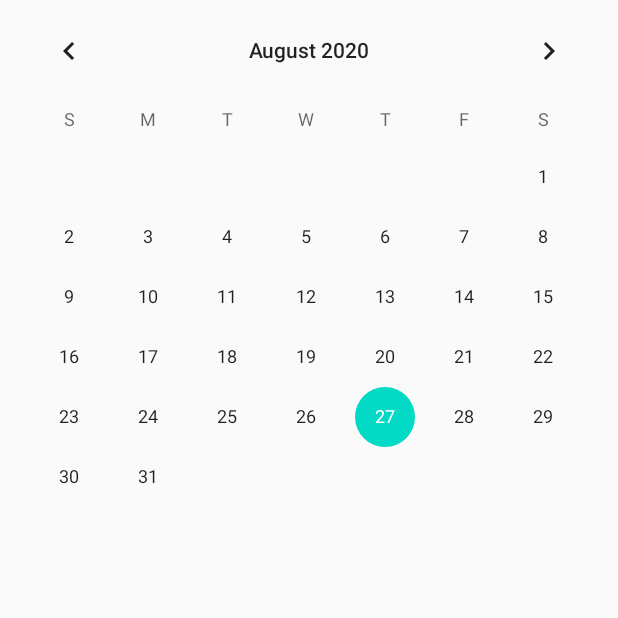
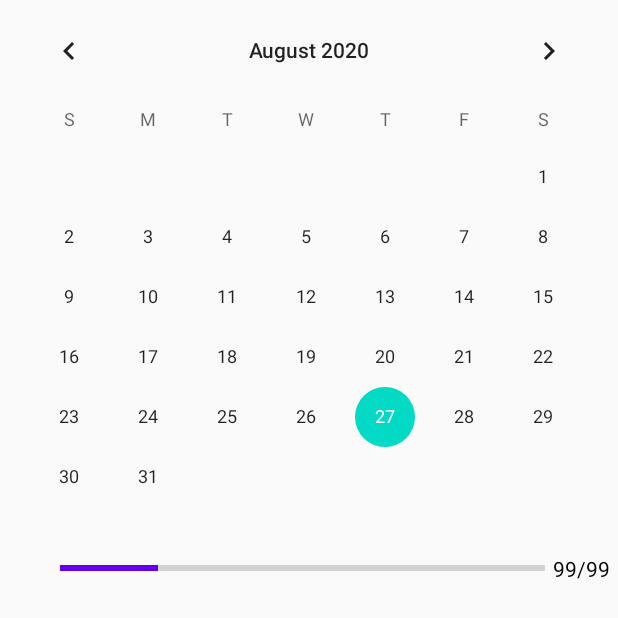
Before and after one commit to Anton7692/The-Two-Day-Rule-Calendar, an Android app: the screen it shows after launch (MainActivity), on a phone screen of 412 x 824 dp. Shown: the top 618 px of the screen. Run offline under Robolectric (Android 15) with nearby library versions, the phone set to English and light mode, and no system bars; libraries missing offline, so code that uses them is left out: com.squareup.timessquare.

Commit message:
progress bar and todos complete counter no functionality

```diff
--- a/app/src/main/res/layout/activity_main.xml
+++ b/app/src/main/res/layout/activity_main.xml
@@ -16,6 +16,38 @@
             android:layout_height="wrap_content"
             android:layout_gravity="top">
         </CalendarView>
+        <LinearLayout
+            android:layout_width="match_parent"
+            android:layout_height="wrap_content"
+            android:gravity="center_vertical"
+            android:orientation="horizontal"
+            android:layout_marginTop="16dp">
 
+
+            <!--max todos should be not to mess with progressbar 99 -->
+            <ProgressBar
+                android:id="@+id/progress"
+                style="?android:attr/progressBarStyleHorizontal"
+                android:layout_width="match_parent"
+                android:progressTint="@color/colorPrimary"
+                android:layout_height="wrap_content"
+                android:layout_weight="1"
+                android:max="99"
+                android:minHeight="50dp"
+                android:progress="20"
+                android:layout_marginStart="40dp"
+                android:layout_marginEnd="5dp"
+                android:indeterminate="false">
+            </ProgressBar>
+
+            <TextView
+                android:layout_width="wrap_content"
+                android:layout_height="wrap_content"
+                android:text="99/99"
+                android:textColor="@android:color/black"
+                android:layout_marginEnd="5dp"/>
+
+
+        </LinearLayout>
     </LinearLayout>
 </ScrollView>
--- a/app/src/main/res/values/styles.xml
+++ b/app/src/main/res/values/styles.xml
@@ -14,4 +14,5 @@
         <item name="colorAccent">@color/colorAccent</item>
     </style>
 
+
 </resources>
```
